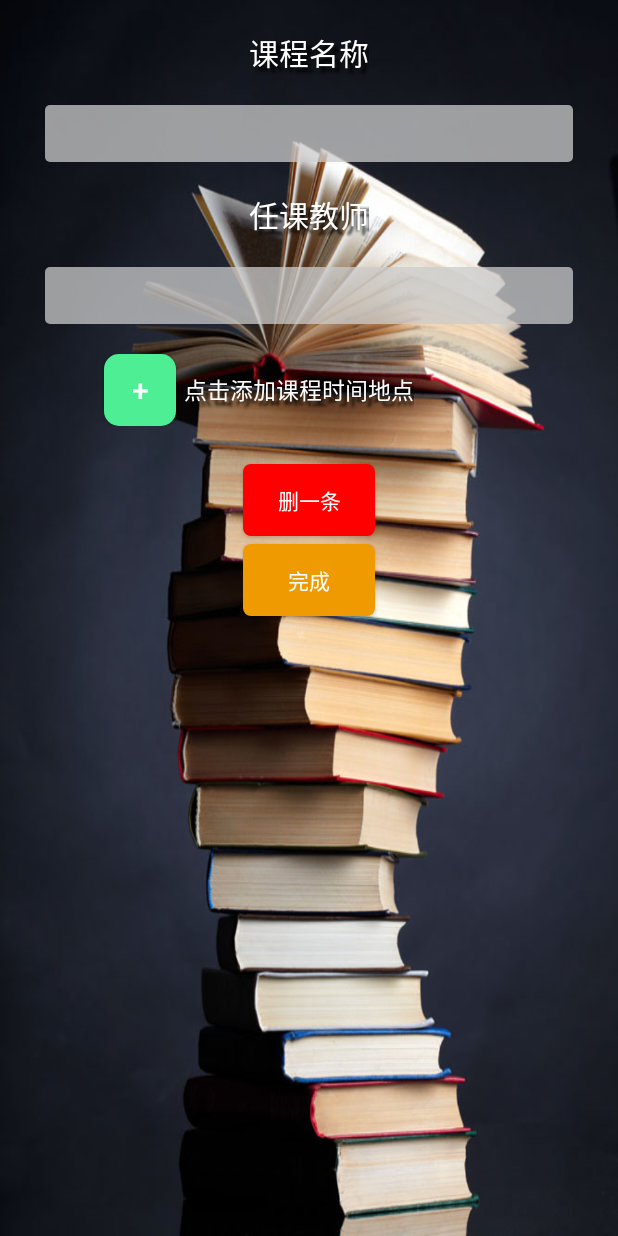
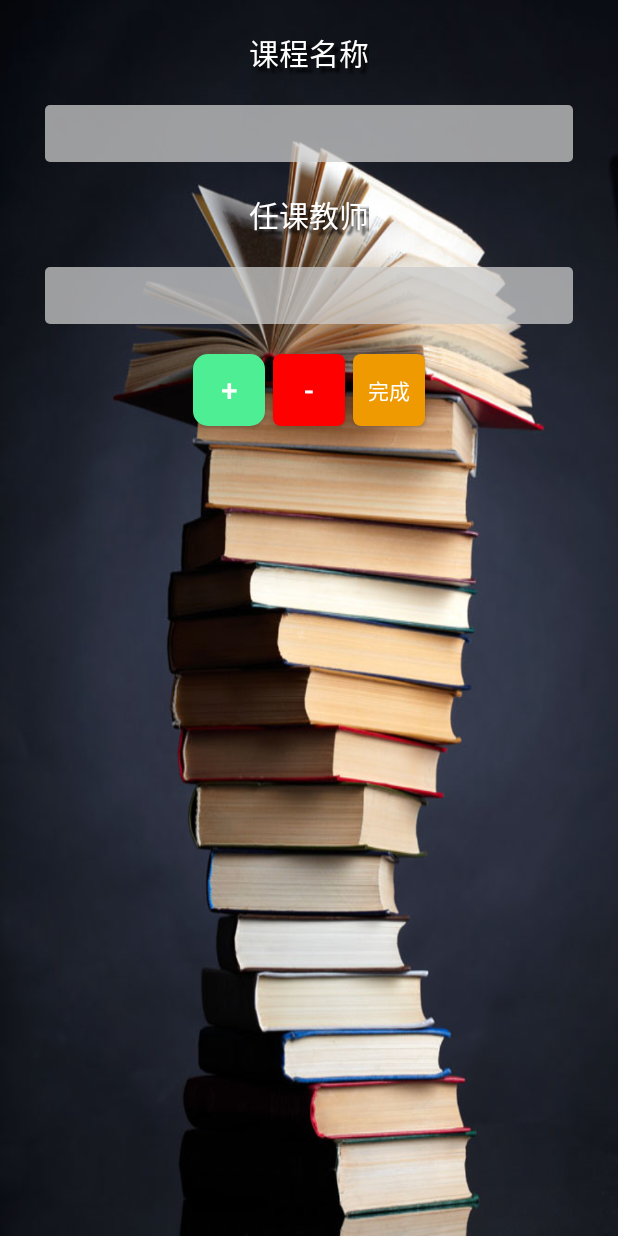
Before and after one commit to gumingsiyi/Schedule, an Android app: the AddClass screen opened directly, with no data from a screen before it, on a phone screen of 412 x 824 dp. Run offline under Robolectric (Android 15) with nearby library versions, the phone set to English and light mode, and no system bars.

Commit message:
优化了添加课程详细信息的界面,加入了一个滚动条

```diff
--- a/app/src/main/res/layout/add_class.xml
+++ b/app/src/main/res/layout/add_class.xml
@@ -50,18 +50,12 @@
             android:orientation="vertical"
             android:layout_width="match_parent"
             android:layout_height="wrap_content" android:layout_gravity="center_horizontal"
-            android:layout_margin="20dp"
-            android:id="@+id/container">
+            android:layout_margin="20dp">
         <LinearLayout
                 android:orientation="horizontal"
                 android:layout_width="match_parent"
                 android:weightSum="1.0"
-                android:layout_height="wrap_content" android:layout_gravity="center">
-            <FrameLayout
-                    android:layout_width="0dp"
-                    android:layout_weight="0.3"
-                    android:layout_height="match_parent">
-            </FrameLayout>
+                android:layout_height="wrap_content" android:gravity="center">
             <Button
                     style="?android:attr/buttonStyleSmall"
                     android:layout_width="wrap_content"
@@ -71,32 +65,18 @@
                     android:textColor="#ffffff"
                     android:background="@drawable/btn_shape_circle_green"
                     android:id="@+id/add_detail_btn" android:layout_gravity="center_horizontal"/>
-            <TextView
-                    android:textColor="#ffffff"
-                    android:textSize="15sp"
-                    android:layout_width="wrap_content"
-                    android:layout_height="match_parent"
-                    android:text="点击添加课程时间地点"
-                    android:shadowColor="#000000"
-                    android:shadowDx="5"
-                    android:shadowDy="5"
-                    android:shadowRadius="2"
-                    android:layout_marginLeft="5dp"
-                    android:gravity="center"/>
-        </LinearLayout>
-
-    </LinearLayout>
             <Button
+                    style="?android:attr/buttonStyleSmall"
+                    android:textSize="20sp"
                     android:layout_width="wrap_content"
                     android:layout_height="wrap_content"
                     android:background="@drawable/btn_shape_red"
                     android:textColor="#ffffff"
-            android:text="删一条"
+                    android:text="-"
                     android:alpha="1.0"
                     android:id="@+id/del_last_btn" android:layout_gravity="center_horizontal" android:layout_margin="5dp"/>
-
-
             <Button
+                    style="?android:attr/buttonStyleSmall"
                     android:layout_width="wrap_content"
                     android:layout_height="wrap_content"
                     android:background="@drawable/btn_shape_orange"
@@ -105,3 +85,17 @@
                     android:alpha="1.0"
                     android:id="@+id/submit_btn" android:layout_gravity="center_horizontal"/>
         </LinearLayout>
+
+    </LinearLayout>
+    <ScrollView
+            android:layout_width="match_parent"
+            android:layout_height="wrap_content"
+            android:id="@+id/scrollView" android:layout_gravity="center">
+        <LinearLayout
+                android:orientation="vertical"
+                android:layout_width="match_parent"
+                android:id="@+id/container"
+                android:layout_height="wrap_content" android:gravity="center_horizontal">
+        </LinearLayout>
+    </ScrollView>
+</LinearLayout>
```
Also changed, not shown: app/src/main/java/com/example/stiles/schedule/AddClass.java (+32 -39 lines). Lines whose indentation alone changed are shown as unchanged.
